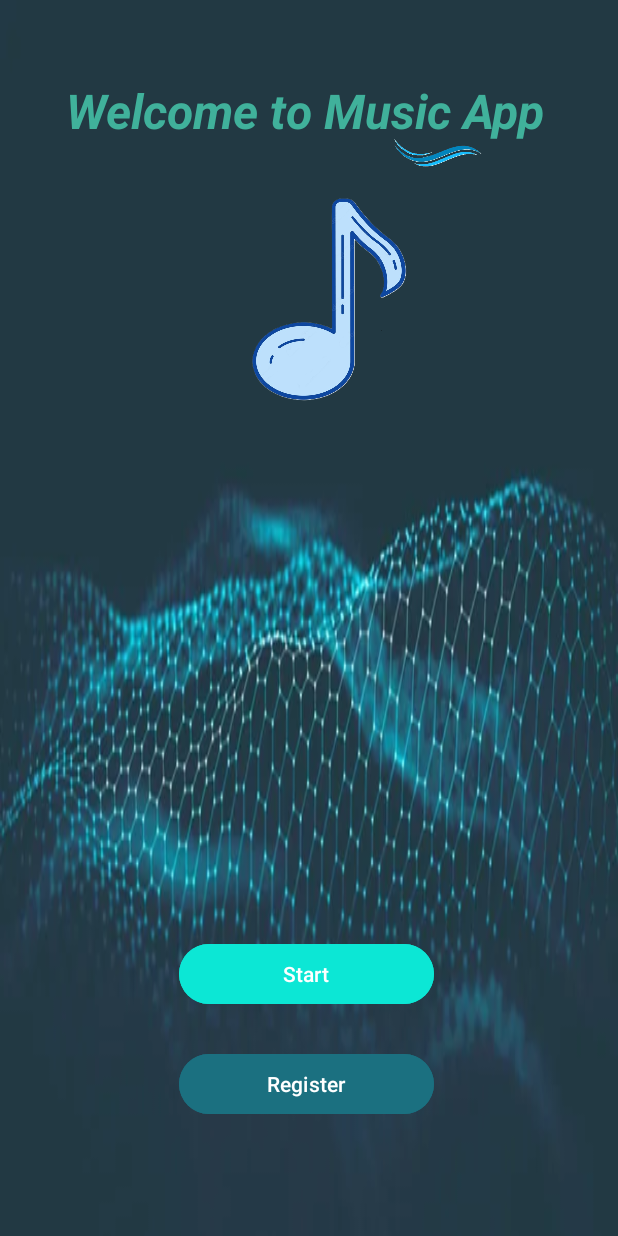
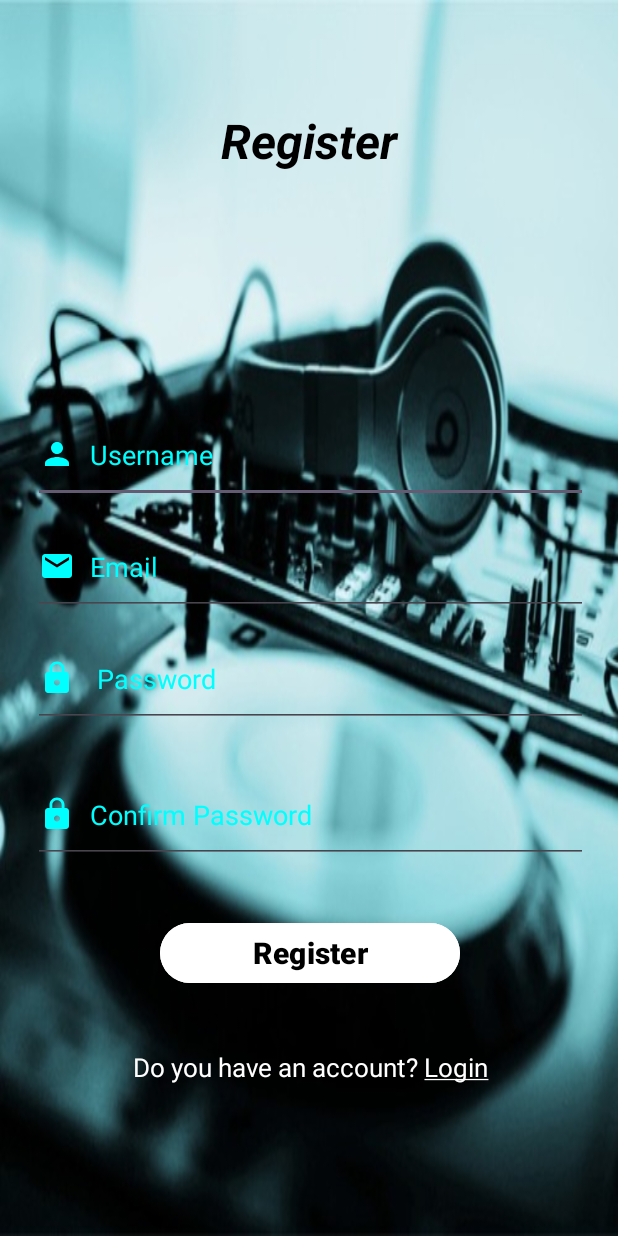
Before and after one commit to quocdatend/MusicApp, an Android app: the screen it shows after launch (IntroActivity before the commit, RegisterActivity after it), after a tap on "Register", on a phone screen of 412 x 824 dp. Run offline under Robolectric (Android 15) with nearby library versions, the phone set to English and light mode, and no system bars.

Commit message:
add page login, register

```diff
--- a/app/src/main/java/com/example/musicapp/activities/IntroActivity.java
+++ b/app/src/main/java/com/example/musicapp/activities/IntroActivity.java
@@ -1,5 +1,6 @@
 package com.example.musicapp.activities;
 
+import android.content.Intent;
 import android.os.Bundle;
 import android.util.Log;
 import android.widget.Toast;
@@ -13,6 +14,7 @@ import com.example.musicapp.databinding.ActivityIntroBinding;
 public class IntroActivity extends AppCompatActivity {
     ActivityIntroBinding binding;
     UserAdaptar userAdaptar;
+
     @Override
     protected void onCreate(Bundle savedInstanceState) {
         super.onCreate(savedInstanceState);
@@ -25,10 +27,14 @@ public class IntroActivity extends AppCompatActivity {
 
     private void addEvents() {
         binding.btnStart.setOnClickListener(v -> {
-
+            // Xử lý sự kiện khi người dùng nhấn nút Start
+            Intent intent = new Intent(IntroActivity.this, LoginActivity.class);
+            startActivity(intent);
         });
         binding.btnRegister.setOnClickListener(v -> {
-
+            // Xử lý sự kiện khi người dùng nhấn nút Register
+            Intent intent = new Intent(IntroActivity.this, RegisterActivity.class);
+            startActivity(intent);
         });
     }
 }
--- /dev/null
+++ b/app/src/main/java/com/example/musicapp/activities/RegisterActivity.java
@@ -0,0 +1,61 @@
+package com.example.musicapp.activities;
+
+import android.content.Intent;
+import android.graphics.Color;
+import android.os.Bundle;
+import android.text.SpannableString;
+import android.text.Spanned;
+import android.text.method.LinkMovementMethod;
+import android.text.style.ClickableSpan;
+import android.text.style.ForegroundColorSpan;
+import android.text.style.UnderlineSpan;
+import android.view.View;
+import android.widget.TextView;
+
+import androidx.activity.EdgeToEdge;
+import androidx.appcompat.app.AppCompatActivity;
+import androidx.core.graphics.Insets;
+import androidx.core.view.ViewCompat;
+import androidx.core.view.WindowInsetsCompat;
+
+import com.example.musicapp.R;
+import com.example.musicapp.databinding.ActivityRegisterBinding;
+
+public class RegisterActivity extends AppCompatActivity {
+    ActivityRegisterBinding binding;
+    @Override
+    protected void onCreate(Bundle savedInstanceState) {
+        super.onCreate(savedInstanceState);
+        EdgeToEdge.enable(this);
+        binding = ActivityRegisterBinding.inflate(getLayoutInflater());
+        setContentView(binding.getRoot());
+        addEvents();
+    }
+    private void setupRegisterLink() {
+        TextView textView = findViewById(R.id.txtLogin);
+        SpannableString spannableString = new SpannableString("Do you have an account? Login");
+        ClickableSpan clickableSpan = new ClickableSpan() {
+            @Override
+            public void onClick(View widget) {
+                // Xử lý sự kiện khi người dùng nhấn vào "Login"
+                Intent intent = new Intent(RegisterActivity.this, LoginActivity.class);
+                startActivity(intent);
+            }
+        };
+        // Đặt vị trí của từ "Login" trong chuỗi
+        int startIndex = spannableString.toString().indexOf("Login");
+        int endIndex = startIndex + "Login".length();
+        // Áp dụng ClickableSpan cho từ "Login"
+        spannableString.setSpan(clickableSpan, startIndex, endIndex, Spanned.SPAN_EXCLUSIVE_EXCLUSIVE);
+        // Tùy chọn: Thêm màu và gạch chân cho link
+        spannableString.setSpan(new ForegroundColorSpan(Color.WHITE), startIndex, endIndex, Spanned.SPAN_EXCLUSIVE_EXCLUSIVE);
+        spannableString.setSpan(new UnderlineSpan(), startIndex, endIndex, Spanned.SPAN_EXCLUSIVE_EXCLUSIVE);
+        // Đặt text cho TextView
+        textView.setText(spannableString);
+        // Đảm bảo TextView có thể nhận sự kiện click
+        textView.setMovementMethod(LinkMovementMethod.getInstance());
+    }
+    private void addEvents() {
+        setupRegisterLink();
+    }
+}
--- /dev/null
+++ b/app/src/main/res/drawable/icon_email.xml
@@ -0,0 +1,5 @@
+<vector xmlns:android="http://schemas.android.com/apk/res/android" android:height="24dp" android:tint="#00FFFF" android:viewportHeight="24" android:viewportWidth="24" android:width="24dp">
+
+    <path android:fillColor="@android:color/white" android:pathData="M20,4L4,4c-1.1,0 -1.99,0.9 -1.99,2L2,18c0,1.1 0.9,2 2,2h16c1.1,0 2,-0.9 2,-2L22,6c0,-1.1 -0.9,-2 -2,-2zM20,8l-8,5 -8,-5L4,6l8,5 8,-5v2z"/>
+
+</vector>
--- /dev/null
+++ b/app/src/main/res/drawable/icon_lock.xml
@@ -0,0 +1,5 @@
+<vector xmlns:android="http://schemas.android.com/apk/res/android" android:height="24dp" android:tint="#00FFFF" android:viewportHeight="24" android:viewportWidth="24" android:width="24dp">
+
+    <path android:fillColor="@android:color/white" android:pathData="M18,8h-1L17,6c0,-2.76 -2.24,-5 -5,-5S7,3.24 7,6v2L6,8c-1.1,0 -2,0.9 -2,2v10c0,1.1 0.9,2 2,2h12c1.1,0 2,-0.9 2,-2L20,10c0,-1.1 -0.9,-2 -2,-2zM12,17c-1.1,0 -2,-0.9 -2,-2s0.9,-2 2,-2 2,0.9 2,2 -0.9,2 -2,2zM15.1,8L8.9,8L8.9,6c0,-1.71 1.39,-3.1 3.1,-3.1 1.71,0 3.1,1.39 3.1,3.1v2z"/>
+
+</vector>
--- /dev/null
+++ b/app/src/main/res/drawable/icon_user.xml
@@ -0,0 +1,5 @@
+<vector xmlns:android="http://schemas.android.com/apk/res/android" android:height="24dp" android:tint="#00FFFF" android:viewportHeight="24" android:viewportWidth="24" android:width="24dp">
+
+    <path android:fillColor="@android:color/white" android:pathData="M12,12c2.21,0 4,-1.79 4,-4s-1.79,-4 -4,-4 -4,1.79 -4,4 1.79,4 4,4zM12,14c-2.67,0 -8,1.34 -8,4v2h16v-2c0,-2.66 -5.33,-4 -8,-4z"/>
+
+</vector>
--- a/app/src/main/res/layout/activity_intro.xml
+++ b/app/src/main/res/layout/activity_intro.xml
@@ -14,11 +14,6 @@
         android:layout_height="wrap_content"
         android:backgroundTint="#0CE7D5"
         android:text="Start"
-        app:sl_shadowRadius="4dp"
-        app:sl_shadowColor="#AA000000"
-        app:sl_dx="0dp"
-        app:sl_dy="0dp"
-        app:sl_cornerRadius="56dp"
         app:layout_constraintBottom_toBottomOf="parent"
         app:layout_constraintEnd_toEndOf="parent"
         app:layout_constraintHorizontal_bias="0.493"
@@ -40,37 +35,40 @@
         app:layout_constraintVertical_bias="0.9"
         />
 
+    <ImageView
+        android:id="@+id/imageView2"
+        android:layout_width="128dp"
+        android:layout_height="28dp"
+        android:layout_marginTop="4dp"
+        app:layout_constraintEnd_toEndOf="@+id/textView"
+        app:layout_constraintHorizontal_bias="0.994"
+        app:layout_constraintStart_toStartOf="@+id/textView"
+        app:layout_constraintTop_toBottomOf="@+id/textView"
+        app:srcCompat="@drawable/icon_wave" />
+
     <TextView
         android:id="@+id/textView"
         android:layout_width="wrap_content"
         android:layout_height="wrap_content"
-        android:layout_marginStart="44dp"
-        android:layout_marginTop="52dp"
+        android:layout_marginTop="76dp"
         android:text="Welcome to Music App"
         android:textColor="#40B19B"
         android:textSize="32sp"
         android:textStyle="bold|italic"
         android:translationZ="1dp"
+        app:layout_constraintEnd_toEndOf="parent"
+        app:layout_constraintHorizontal_bias="0.516"
         app:layout_constraintStart_toStartOf="parent"
         app:layout_constraintTop_toTopOf="parent" />
-
-    <ImageView
-        android:id="@+id/imageView2"
-        android:layout_width="239dp"
-        android:layout_height="83dp"
-        android:layout_marginStart="172dp"
-        android:layout_marginTop="60dp"
-        app:layout_constraintStart_toStartOf="parent"
-        app:layout_constraintTop_toTopOf="parent"
-        app:srcCompat="@drawable/icon_wave" />
 
     <ImageView
         android:id="@+id/imageView"
         android:layout_width="200dp"
         android:layout_height="171dp"
-        android:layout_marginStart="116dp"
-        android:layout_marginTop="112dp"
+        android:layout_marginTop="188dp"
         android:translationZ="0dp"
+        app:layout_constraintEnd_toEndOf="parent"
+        app:layout_constraintHorizontal_bias="0.497"
         app:layout_constraintStart_toStartOf="parent"
         app:layout_constraintTop_toTopOf="parent"
         app:srcCompat="@drawable/icon_music_intro" />
--- /dev/null
+++ b/app/src/main/res/layout/activity_register.xml
@@ -0,0 +1,124 @@
+<?xml version="1.0" encoding="utf-8"?>
+<androidx.constraintlayout.widget.ConstraintLayout xmlns:android="http://schemas.android.com/apk/res/android"
+    xmlns:app="http://schemas.android.com/apk/res-auto"
+    xmlns:tools="http://schemas.android.com/tools"
+    android:id="@+id/main"
+    android:layout_width="match_parent"
+    android:layout_height="match_parent"
+    android:background="@drawable/background_login_register"
+    tools:context=".activities.RegisterActivity"
+    android:padding="16dp">
+
+    <TextView
+        android:id="@+id/textView2"
+        android:layout_width="match_parent"
+        android:layout_height="wrap_content"
+        android:layout_marginTop="56dp"
+        android:gravity="center"
+        android:text="Register"
+        android:textColor="@color/black"
+        android:textSize="32sp"
+        android:textStyle="bold|italic"
+        app:layout_constraintEnd_toEndOf="parent"
+        app:layout_constraintHorizontal_bias="0.0"
+        app:layout_constraintStart_toStartOf="parent"
+        app:layout_constraintTop_toTopOf="parent" />
+
+    <LinearLayout
+        android:layout_width="390dp"
+        android:layout_height="463dp"
+        android:layout_marginBottom="64dp"
+        android:orientation="vertical"
+        app:layout_constraintBottom_toBottomOf="parent"
+        app:layout_constraintEnd_toEndOf="parent"
+        app:layout_constraintStart_toStartOf="parent"
+        app:layout_constraintTop_toBottomOf="@+id/textView2"
+        app:layout_constraintVertical_bias="1.0">
+
+        <EditText
+            android:id="@+id/editTextTextPersonName"
+            android:layout_width="match_parent"
+            android:layout_height="wrap_content"
+            android:layout_marginLeft="10dp"
+            android:layout_marginRight="10dp"
+            android:layout_marginBottom="20dp"
+            android:drawableLeft="@drawable/icon_user"
+            android:drawablePadding="10dp"
+            android:ems="10"
+            android:hint="Username"
+            android:inputType="text"
+            android:paddingBottom="20dp"
+            android:textColor="@color/input_login_register"
+            android:textColorHint="@color/input_login_register" />
+        <EditText
+            android:id="@+id/editTextEmail"
+            android:layout_width="match_parent"
+            android:layout_height="wrap_content"
+            android:layout_marginLeft="10dp"
+            android:layout_marginRight="10dp"
+            android:layout_marginBottom="20dp"
+            android:drawableLeft="@drawable/icon_email"
+            android:drawablePadding="10dp"
+            android:ems="10"
+            android:hint="Email"
+            android:inputType="textEmailAddress"
+            android:paddingBottom="20dp"
+            android:textColor="@color/input_login_register"
+            android:textColorHint="@color/input_login_register" />
+        <EditText
+            android:id="@+id/editTextTextPassword"
+            android:layout_width="match_parent"
+            android:layout_height="wrap_content"
+            android:layout_marginLeft="10dp"
+            android:layout_marginRight="10dp"
+            android:layout_marginBottom="36dp"
+            android:drawableLeft="@drawable/icon_lock"
+            android:drawablePadding="10dp"
+            android:ems="10"
+            android:hint=" Password"
+            android:inputType="textPassword"
+            android:paddingBottom="20dp"
+            android:textColor="@color/input_login_register"
+            android:textColorHint="@color/input_login_register" />
+        <EditText
+            android:id="@+id/editTextTextConfirmPassword"
+            android:layout_width="match_parent"
+            android:layout_height="wrap_content"
+            android:layout_marginLeft="10dp"
+            android:layout_marginRight="10dp"
+            android:layout_marginBottom="36dp"
+            android:drawableLeft="@drawable/icon_lock"
+            android:drawablePadding="10dp"
+            android:ems="10"
+            android:hint="Confirm Password"
+            android:inputType="textPassword"
+            android:paddingBottom="20dp"
+            android:textColor="@color/input_login_register"
+            android:textColorHint="@color/input_login_register" />
+
+        <Button
+            android:id="@+id/btnRegister"
+            android:layout_width="200dp"
+            android:layout_height="wrap_content"
+            android:layout_marginBottom="40dp"
+            android:backgroundTint="@color/white"
+            android:layout_gravity="center"
+            android:text="Register"
+            android:textSize="20sp"
+            android:textStyle="bold"
+            android:textColor="@color/black"/>
+
+        <TextView
+            android:id="@+id/txtLogin"
+            android:layout_width="match_parent"
+            android:layout_height="wrap_content"
+            android:gravity="center"
+            android:text="@string/txtLogin"
+            android:textColor="@color/white"
+            android:textSize="17sp"
+            android:textColorLink="@color/white"/>
+
+    </LinearLayout>
+
+
+</androidx.constraintlayout.widget.ConstraintLayout>
--- a/app/src/main/res/values/colors.xml
+++ b/app/src/main/res/values/colors.xml
@@ -3,4 +3,7 @@
     <color name="black">#FF000000</color>
     <color name="white">#FFFFFFFF</color>
     <color name="primary">#3F5185</color>
+    <color name="input_login_register">#00FFFF</color>
+    <color name="button_login_register">#FFFFFFFF</color>
+    color.
 </resources>
--- a/app/src/main/res/values/strings.xml
+++ b/app/src/main/res/values/strings.xml
@@ -2,4 +2,10 @@
     <string name="app_name">MusicApp</string>
     <!-- TODO: Remove or change this placeholder text -->
     <string name="hello_blank_fragment">Hello blank fragment</string>
+    <!--    Don't have an account? Sign up-->
+    <string name="txtRegister">Don\'t have an account? <a href="#">Register</a></string>
+    <!--    Forgot password?-->
+    <string name="forgotPassword"><a href="#">Forgot password?</a></string>
+    <!--    Do you have an account? Login-->
+    <string name="txtLogin">Do you have an account? <a href="#">Login</a></string>
 </resources>
```
Also changed, not shown: app/src/main/AndroidManifest.xml (+10 -1 lines), app/src/main/java/com/example/musicapp/activities/ForgetPasswordCheckEmailActivity.java (added, +27 -0 lines), app/src/main/java/com/example/musicapp/activities/LoginActivity.java (added, +72 -0 lines), app/src/main/res/layout/activity_forget_password_check_email.xml (added, +10 -0 lines), app/src/main/res/layout/activity_login.xml (added, +106 -0 lines), app/src/main/res/drawable/background_login_register.jpg (added), app/src/main/res/drawable/icon_wave.png.
